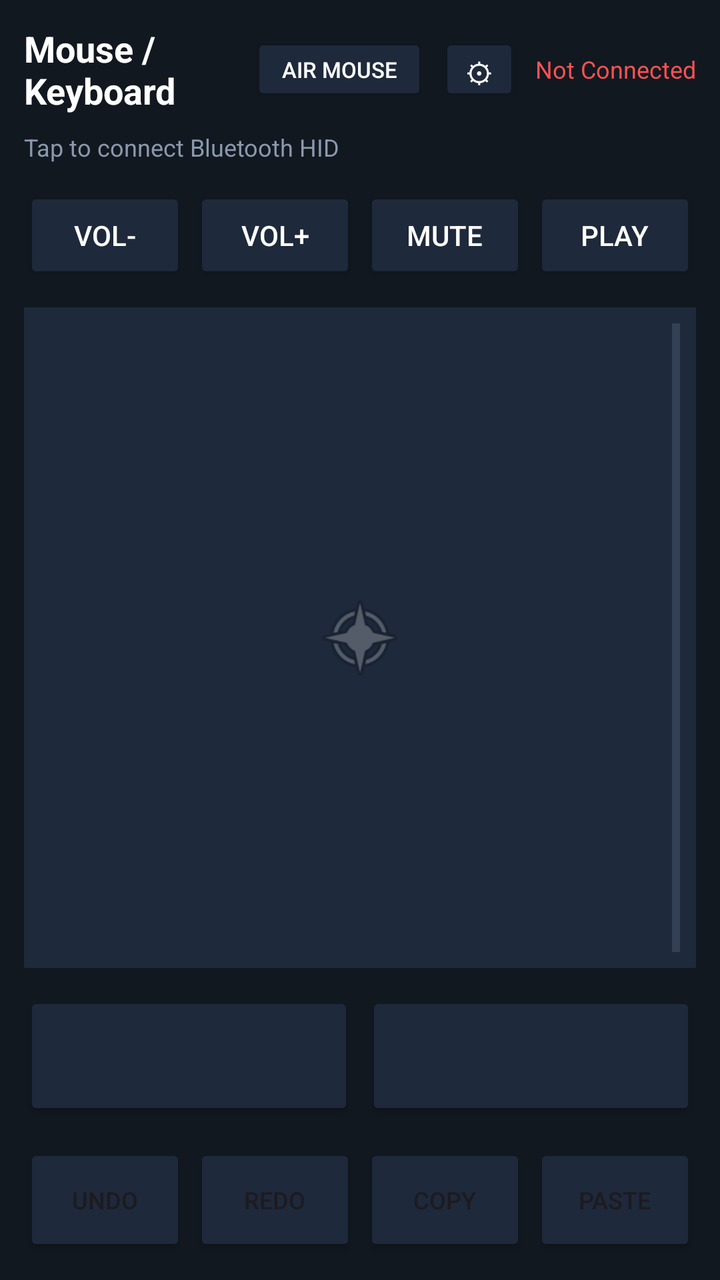
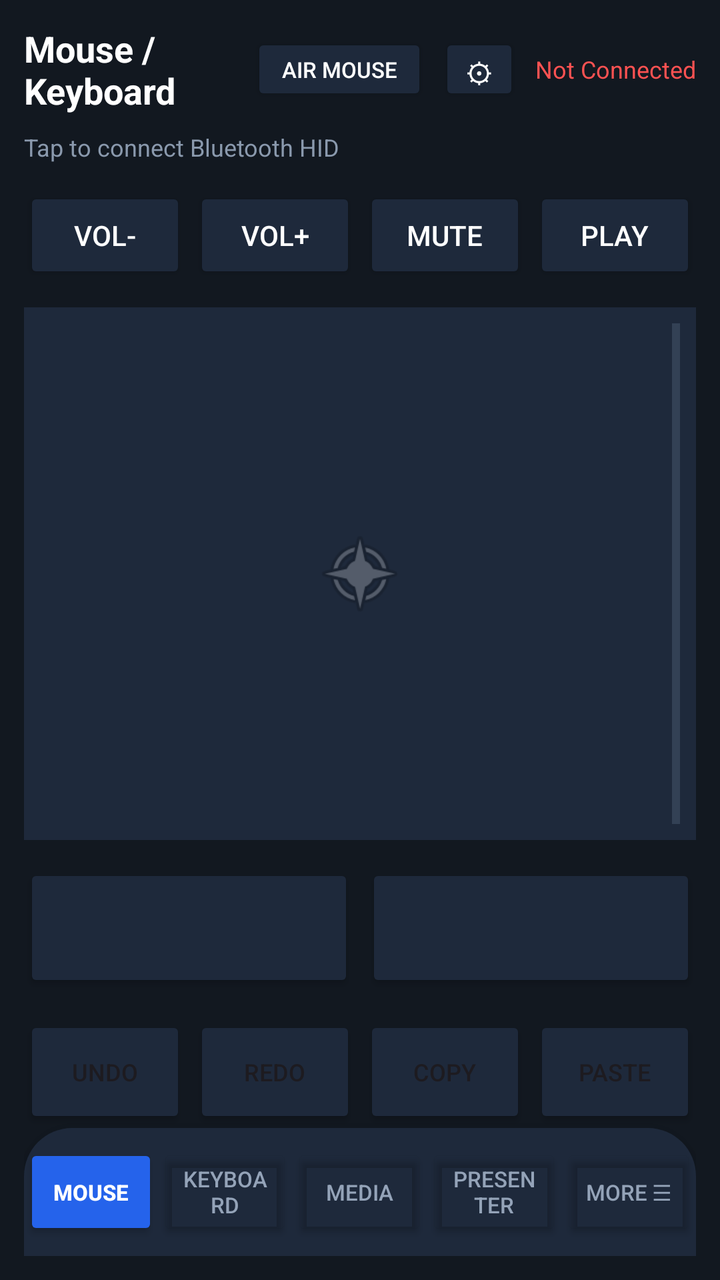

Two renders of the same Android screen: before a commit and after it. Below are the layout's source before the change and the commit's diff.
<!-- AndroidManifest.xml: application theme Theme.Mad_NNM23CS124 -->
<!-- res/layout/activity_main.xml -->
<?xml version="1.0" encoding="utf-8"?>
<LinearLayout xmlns:android="http://schemas.android.com/apk/res/android"
    xmlns:tools="http://schemas.android.com/tools"
    android:id="@+id/main"
    android:layout_width="match_parent"
    android:layout_height="match_parent"
    android:orientation="vertical"
    android:background="#121820"
    android:padding="12dp"
    tools:context=".MainActivity">

    
    <LinearLayout
        android:layout_width="match_parent"
        android:layout_height="wrap_content"
        android:orientation="horizontal"
        android:gravity="center_vertical"
        android:paddingBottom="8dp">

        <TextView
            android:layout_width="0dp"
            android:layout_height="wrap_content"
            android:layout_weight="1"
            android:text="Mouse / Keyboard"
            android:textColor="#FFFFFF"
            android:textSize="18sp"
            android:textStyle="bold" />

        <Button
            android:id="@+id/btnAirMouse"
            android:layout_width="wrap_content"
            android:layout_height="36dp"
            android:text="AIR MOUSE"
            android:textColor="#FFFFFF"
            android:textSize="11sp"
            android:backgroundTint="#1E293B"
            android:layout_marginEnd="6dp" />

        <Button
            android:id="@+id/btnSettings"
            android:layout_width="40dp"
            android:layout_height="36dp"
            android:text="⚙"
            android:textColor="#FFFFFF"
            android:textSize="14sp"
            android:backgroundTint="#1E293B"
            android:layout_marginEnd="8dp" />

        <TextView
            android:id="@+id/tvConnectionStatus"
            android:layout_width="wrap_content"
            android:layout_height="wrap_content"
            android:text="Not Connected"
            android:textColor="#FF5252"
            android:textSize="12sp" />
    </LinearLayout>

    <TextView
        android:id="@+id/tvDeviceName"
        android:layout_width="match_parent"
        android:layout_height="wrap_content"
        android:text="Tap to connect Bluetooth HID"
        android:textColor="#8A99AD"
        android:textSize="12sp"
        android:paddingBottom="12dp" />

    
    <LinearLayout
        android:layout_width="match_parent"
        android:layout_height="wrap_content"
        android:orientation="horizontal"
        android:weightSum="4"
        android:paddingBottom="12dp">

        <Button
            android:id="@+id/btnVolMinus"
            android:layout_width="0dp"
            android:layout_height="48dp"
            android:layout_weight="1"
            android:layout_marginEnd="4dp"
            android:text="VOL-"
            android:textColor="#FFFFFF"
            android:backgroundTint="#1E293B" />

        <Button
            android:id="@+id/btnVolPlus"
            android:layout_width="0dp"
            android:layout_height="48dp"
            android:layout_weight="1"
            android:layout_marginEnd="4dp"
            android:text="VOL+"
            android:textColor="#FFFFFF"
            android:backgroundTint="#1E293B" />

        <Button
            android:id="@+id/btnMute"
            android:layout_width="0dp"
            android:layout_height="48dp"
            android:layout_weight="1"
            android:layout_marginEnd="4dp"
            android:text="MUTE"
            android:textColor="#FFFFFF"
            android:backgroundTint="#1E293B" />

        <Button
            android:id="@+id/btnPlayPause"
            android:layout_width="0dp"
            android:layout_height="48dp"
            android:layout_weight="1"
            android:text="PLAY"
            android:textColor="#FFFFFF"
            android:backgroundTint="#1E293B" />
    </LinearLayout>

    
    <RelativeLayout
        android:id="@+id/layoutTrackpad"
        android:layout_width="match_parent"
        android:layout_height="0dp"
        android:layout_weight="1"
        android:background="#1E293B"
        android:layout_marginBottom="12dp"
        android:padding="8dp">

        <ImageView
            android:layout_width="48dp"
            android:layout_height="48dp"
            android:layout_centerInParent="true"
            android:src="@android:drawable/ic_menu_compass"
            android:alpha="0.4"
            android:contentDescription="Mouse Icon" />

        
        <View
            android:layout_width="4dp"
            android:layout_height="match_parent"
            android:layout_alignParentEnd="true"
            android:background="#334155" />
    </RelativeLayout>

    
    <LinearLayout
        android:layout_width="match_parent"
        android:layout_height="64dp"
        android:orientation="horizontal"
        android:weightSum="2"
        android:layout_marginBottom="12dp">

        <Button
            android:id="@+id/btnLeftClick"
            android:layout_width="0dp"
            android:layout_height="match_parent"
            android:layout_weight="1"
            android:layout_marginEnd="6dp"
            android:backgroundTint="#1E293B" />

        <Button
            android:id="@+id/btnRightClick"
            android:layout_width="0dp"
            android:layout_height="match_parent"
            android:layout_weight="1"
            android:backgroundTint="#1E293B" />
    </LinearLayout>

    
    <LinearLayout
        android:layout_width="match_parent"
        android:layout_height="56dp"
        android:orientation="horizontal"
        android:weightSum="4">

        <Button
            android:id="@+id/btnUndo"
            android:layout_width="0dp"
            android:layout_height="match_parent"
            android:layout_weight="1"
            android:layout_marginEnd="4dp"
            android:text="UNDO"
            android:textSize="12sp"
            android:backgroundTint="#1E293B" />

        <Button
            android:id="@+id/btnRedo"
            android:layout_width="0dp"
            android:layout_height="match_parent"
            android:layout_weight="1"
            android:layout_marginEnd="4dp"
            android:text="REDO"
            android:textSize="12sp"
            android:backgroundTint="#1E293B" />

        <Button
            android:id="@+id/btnCopy"
            android:layout_width="0dp"
            android:layout_height="match_parent"
            android:layout_weight="1"
            android:layout_marginEnd="4dp"
            android:text="COPY"
            android:textSize="12sp"
            android:backgroundTint="#1E293B" />

        <Button
            android:id="@+id/btnPaste"
            android:layout_width="0dp"
            android:layout_height="match_parent"
            android:layout_weight="1"
            android:text="PASTE"
            android:textSize="12sp"
            android:backgroundTint="#1E293B" />
    </LinearLayout>

</LinearLayout>
<!-- resources referenced by this layout -->
<resources>
  <style name="Theme.Mad_NNM23CS124" parent="Base.Theme.Mad_NNM23CS124" />
  <style name="Base.Theme.Mad_NNM23CS124" parent="Theme.Material3.DayNight.NoActionBar">
          
          
      </style>
</resources>

<!-- the commit's change to res/layout/activity_main.xml (unified diff, before → after) -->
@@ -1,6 +1,7 @@
 <?xml version="1.0" encoding="utf-8"?>
 <LinearLayout xmlns:android="http://schemas.android.com/apk/res/android"
     xmlns:tools="http://schemas.android.com/tools"
+    xmlns:app="http://schemas.android.com/apk/res-auto"
     android:id="@+id/main"
     android:layout_width="match_parent"
     android:layout_height="match_parent"
@@ -209,4 +210,67 @@
             android:backgroundTint="#1E293B" />
     </LinearLayout>
 
+    
+    <LinearLayout
+        android:layout_width="match_parent"
+        android:layout_height="64dp"
+        android:orientation="horizontal"
+        android:background="@drawable/bg_bottom_nav"
+        android:elevation="8dp"
+        android:weightSum="5"
+        android:paddingTop="8dp"
+        android:paddingBottom="8dp">
+
+        <Button
+            android:id="@+id/btnNavMouse"
+            android:layout_width="0dp"
+            android:layout_height="match_parent"
+            android:layout_weight="1"
+            android:text="Mouse"
+            android:textSize="11sp"
+            android:textStyle="bold"
+            android:textColor="#FFFFFF"
+            android:backgroundTint="#2563EB" />
+
+        <Button
+            android:id="@+id/btnNavKeyboard"
+            android:layout_width="0dp"
+            android:layout_height="match_parent"
+            android:layout_weight="1"
+            android:text="Keyboard"
+            android:textSize="11sp"
+            android:textColor="#94A3B8"
+            android:backgroundTint="#00000000" />
+
+        <Button
+            android:id="@+id/btnNavMedia"
+            android:layout_width="0dp"
+            android:layout_height="match_parent"
+            android:layout_weight="1"
+            android:text="Media"
+            android:textSize="11sp"
+            android:textColor="#94A3B8"
+            android:backgroundTint="#00000000" />
+
+        <Button
+            android:id="@+id/btnNavPresenter"
+            android:layout_width="0dp"
+            android:layout_height="match_parent"
+            android:layout_weight="1"
+            android:text="Presenter"
+            android:textSize="11sp"
+            android:textColor="#94A3B8"
+            android:backgroundTint="#00000000" />
+
+        <Button
+            android:id="@+id/btnNavMore"
+            android:layout_width="0dp"
+            android:layout_height="match_parent"
+            android:layout_weight="1"
+            android:text="More ☰"
+            android:textSize="11sp"
+            android:textColor="#94A3B8"
+            android:backgroundTint="#00000000" />
+    </LinearLayout>
+
 </LinearLayout>
<!-- resource entries referenced after the edit -->
@@ -1,5 +1,12 @@
 <!-- resources referenced by this layout -->
 <resources>
+  <!-- drawable bg_bottom_nav (drawable) -->
+  <?xml version="1.0" encoding="utf-8"?>
+  <shape xmlns:android="http://schemas.android.com/apk/res/android"
+      android:shape="rectangle">
+      <solid android:color="#1E293B" />
+      <corners android:topLeftRadius="24dp" android:topRightRadius="24dp" />
+  </shape>
   <style name="Theme.Mad_NNM23CS124" parent="Base.Theme.Mad_NNM23CS124" />
   <style name="Base.Theme.Mad_NNM23CS124" parent="Theme.Material3.DayNight.NoActionBar">
           
